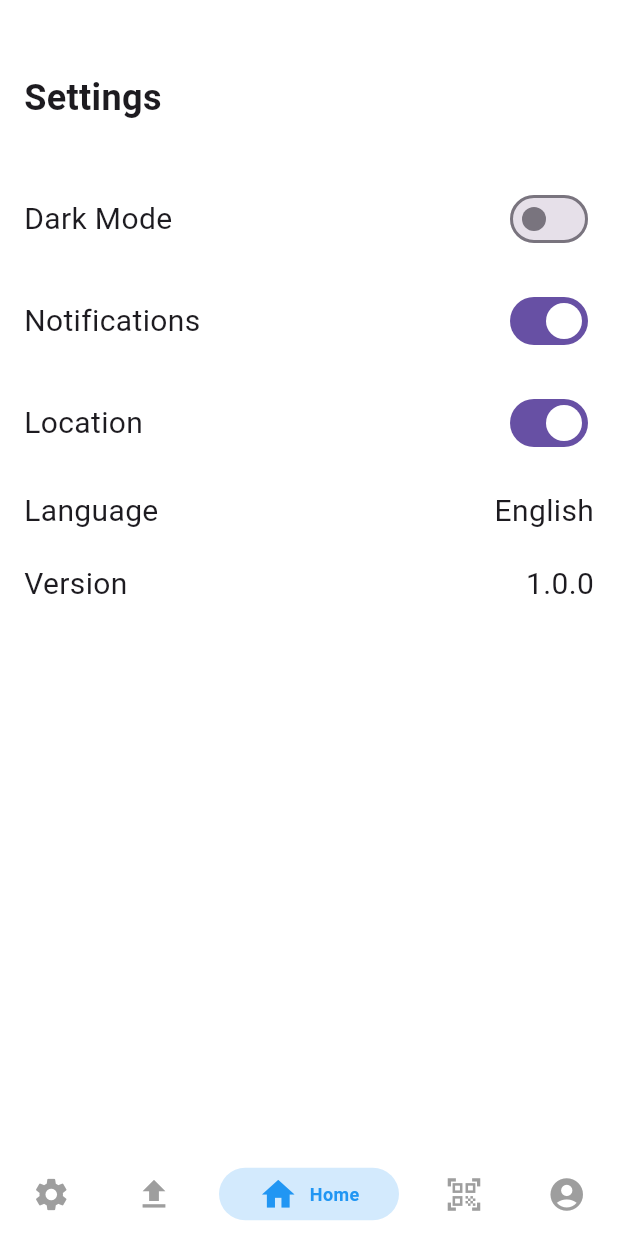
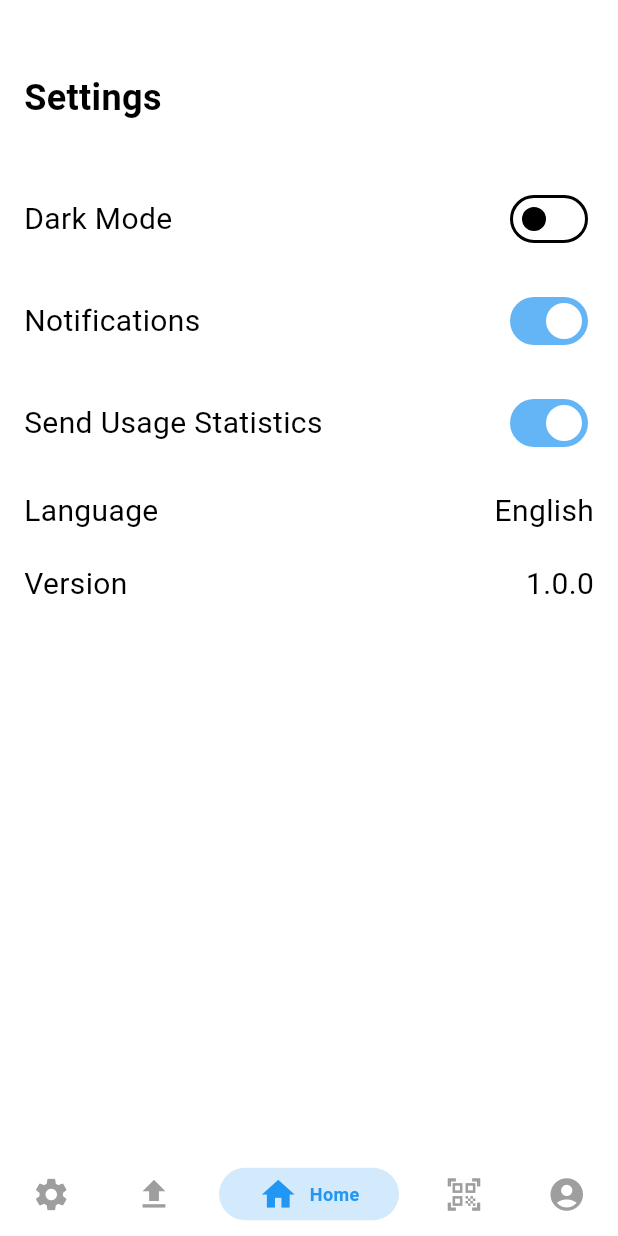
Before and after one commit to jahangir1x/ar-here, a Flutter app: the screen it shows after launch, on a phone screen of 412 x 824 dp. Run offline on Flutter 3.47's test engine with Material 3 defaults, Android fonts, the phone set to English and light mode, and no system bars; drawn by our look-alikes of persistent_bottom_nav_bar; our stand-ins replace cached_network_image, dio, shared_preferences; missing offline and left inert: ar_flutter_plugin; project files that could hold a hidden picture were left out.

Commit message:
feat: add persistent theme storage

```diff
--- a/lib/main.dart
+++ b/lib/main.dart
@@ -5,12 +5,16 @@ import 'package:ar_here/screens/settings_screen.dart';
 import 'package:ar_here/screens/test_download_screen.dart';
 import 'package:ar_here/screens/test_screen.dart';
 import 'package:ar_here/screens/upload_screen.dart';
+import 'package:ar_here/theme/theme_provider.dart';
+import 'package:ar_here/utils/persistent_storage.dart';
 import 'package:flutter/material.dart';
+import 'package:flutter/scheduler.dart';
 import 'dart:async';
 
 import 'package:flutter/services.dart';
 import 'package:ar_flutter_plugin/ar_flutter_plugin.dart';
 import 'package:persistent_bottom_nav_bar/persistent_tab_view.dart';
+import 'package:provider/provider.dart';
 
 import 'examples/debugoptionsexample.dart';
 import 'examples/localandwebobjectsexample.dart';
@@ -18,9 +22,15 @@ import 'examples/objectgesturesexample.dart';
 import 'examples/objectsonplanesexample.dart';
 import 'examples/screenshotexample.dart';
 
-void main() {
+void main() async {
   WidgetsFlutterBinding.ensureInitialized();
-  runApp(MyApp());
+  await PersistentStorage.init();
+  runApp(
+    ChangeNotifierProvider(
+      create: (context) => ThemeProvider(),
+      child: MyApp(),
+    ),
+  );
 }
 
 class MyApp extends StatefulWidget {
@@ -31,17 +41,16 @@ class MyApp extends StatefulWidget {
 class _MyAppState extends State<MyApp> {
   final PersistentTabController _controller =
       PersistentTabController(initialIndex: 2);
+  bool isDarkMode =
+      SchedulerBinding.instance!.window.platformBrightness == Brightness.dark;
 
   @override
   Widget build(BuildContext context) {
+    Provider.of<ThemeProvider>(context).loadTheme();
     return MaterialApp(
       debugShowCheckedModeBanner: false,
       title: 'DemoSpace',
-      theme: ThemeData(
-        primarySwatch: Colors.blue,
-        useMaterial3: true,
-        scaffoldBackgroundColor: Colors.white,
-      ),
+      theme: Provider.of<ThemeProvider>(context).themeData,
       home: drawBottomTabBar(context),
     );
   }
@@ -98,14 +107,16 @@ class _MyAppState extends State<MyApp> {
       screens: _buildScreens(),
       items: _navBarsItems(),
       confineInSafeArea: true,
-      backgroundColor: Colors.white,
+      backgroundColor:
+          ThemeProvider.IsDarkMode == true ? Colors.black : Colors.white,
       handleAndroidBackButtonPress: true,
       resizeToAvoidBottomInset: true,
       stateManagement: true,
       hideNavigationBarWhenKeyboardShows: true,
       decoration: NavBarDecoration(
         borderRadius: BorderRadius.circular(10.0),
-        colorBehindNavBar: Colors.white,
+        colorBehindNavBar:
+            ThemeProvider.IsDarkMode == true ? Colors.black : Colors.white,
       ),
       popAllScreensOnTapOfSelectedTab: true,
       popActionScreens: PopActionScreensType.all,
--- a/lib/screens/settings_screen.dart
+++ b/lib/screens/settings_screen.dart
@@ -1,7 +1,20 @@
+import 'package:ar_here/theme/theme_provider.dart';
 import 'package:flutter/material.dart';
+import 'package:provider/provider.dart';
 
-class SettingsScreen extends StatelessWidget {
+import '../utils/persistent_storage.dart';
+
+class SettingsScreen extends StatefulWidget {
   const SettingsScreen({Key? key}) : super(key: key);
+
+  @override
+  State<SettingsScreen> createState() => _SettingsScreenState();
+}
+
+class _SettingsScreenState extends State<SettingsScreen> {
+  bool isDarkMode = ThemeProvider.IsDarkMode;
+  bool isNotificationOn = true;
+  bool isUsageStatisticsOn = true;
 
   @override
   Widget build(BuildContext context) {
@@ -35,8 +48,15 @@ class SettingsScreen extends StatelessWidget {
                   ),
                 ),
                 Switch(
-                  value: false,
-                  onChanged: (value) {},
+                  value: isDarkMode,
+                  onChanged: (value) async {
+                    Provider.of<ThemeProvider>(context, listen: false)
+                        .toggleTheme();
+                    await PersistentStorage.setIsDarkMode(value);
+                    setState(() {
+                      isDarkMode = ThemeProvider.IsDarkMode;
+                    });
+                  },
                 ),
               ],
             ),
@@ -53,8 +73,12 @@ class SettingsScreen extends StatelessWidget {
                   ),
                 ),
                 Switch(
-                  value: true,
-                  onChanged: (value) {},
+                  value: isNotificationOn,
+                  onChanged: (value) {
+                    setState(() {
+                      isNotificationOn = value;
+                    });
+                  },
                 ),
               ],
             ),
@@ -65,14 +89,18 @@ class SettingsScreen extends StatelessWidget {
               mainAxisAlignment: MainAxisAlignment.spaceBetween,
               children: [
                 Text(
-                  'Location',
+                  'Send Usage Statistics',
                   style: TextStyle(
                     fontSize: 20,
                   ),
                 ),
                 Switch(
-                  value: true,
-                  onChanged: (value) {},
+                  value: isUsageStatisticsOn,
+                  onChanged: (value) {
+                    setState(() {
+                      isUsageStatisticsOn = value;
+                    });
+                  },
                 ),
               ],
             ),
--- /dev/null
+++ b/lib/theme/theme.dart
@@ -0,0 +1,19 @@
+import 'package:flutter/material.dart';
+
+ThemeData lightMode = ThemeData(
+  brightness: Brightness.light,
+  colorScheme: ColorScheme.light(
+    background: Colors.white,
+    primary: Colors.blue.shade300,
+    secondary: Colors.blue.shade200,
+  ),
+);
+
+ThemeData darkMode = ThemeData(
+  brightness: Brightness.dark,
+  colorScheme: ColorScheme.dark(
+    background: Colors.black,
+    primary: Colors.blue.shade300,
+    secondary: Colors.blue.shade200,
+  ),
+);
--- /dev/null
+++ b/lib/utils/persistent_storage.dart
@@ -0,0 +1,17 @@
+import 'package:shared_preferences/shared_preferences.dart';
+
+class PersistentStorage {
+  static SharedPreferences? _sharedPreferences;
+
+  static Future init() async {
+    _sharedPreferences = await SharedPreferences.getInstance();
+  }
+
+  static Future setIsDarkMode(bool value) async {
+    await _sharedPreferences!.setBool('isDarkMode', value);
+  }
+
+  static bool getIsDarkMode() {
+    return _sharedPreferences!.getBool('isDarkMode') ?? false;
+  }
+}
--- a/pubspec.yaml
+++ b/pubspec.yaml
@@ -33,6 +33,10 @@ dependencies:
 
   path_provider: ^2.0.3
   cached_network_image: ^3.3.0
+
+  provider: ^6.1.1
+
+  shared_preferences: ^2.2.2
 
 dev_dependencies:
   flutter_test:
```
Also changed, not shown: lib/screens/home_screen.dart (+10 -7 lines), lib/theme/theme_provider.dart (added, +39 -0 lines), pubspec.lock.
